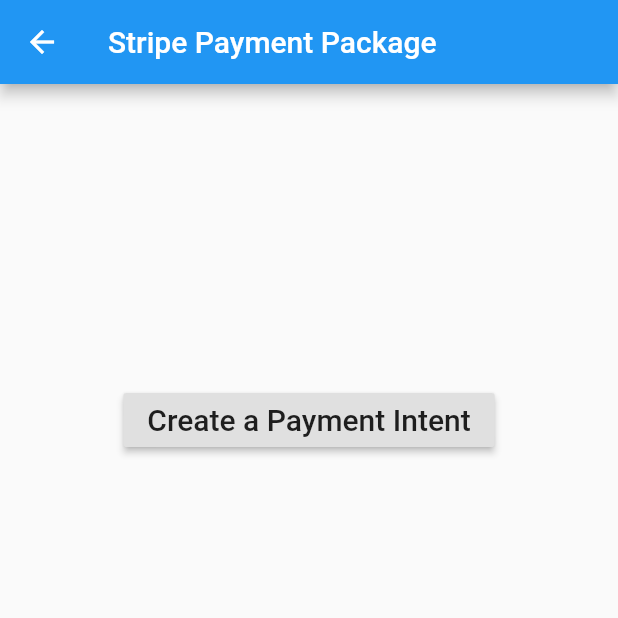
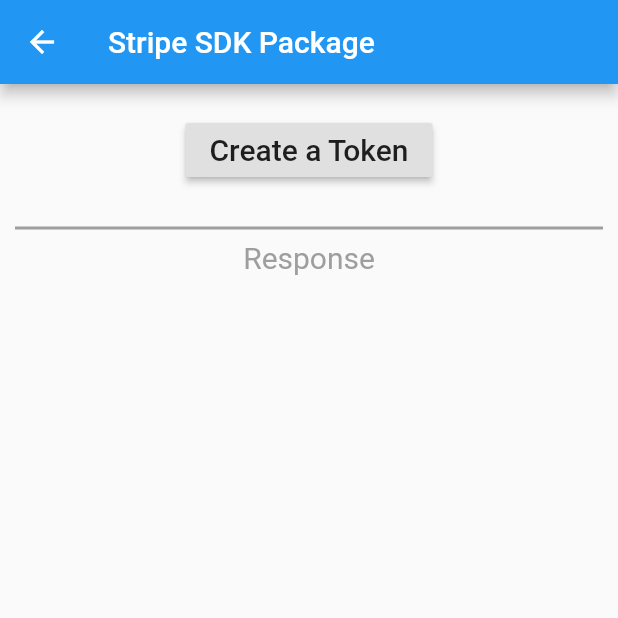
Before and after one commit to psygo/stripe_dart_lab, a Flutter app: the screen it shows after launch, after a tap on "Stripe SDK", on a phone screen of 412 x 824 dp, the top half of it. Run offline on Flutter 3.47's test engine with Material 2 defaults, Android fonts, the phone set to English and light mode, and no system bars; missing offline and left inert: stripe, stripe_sdk.

Commit message:
infrastructure for testing API requests and seeing the response on the screen

````diff
--- a/example/lib/screens/lib_choice_screen.dart
+++ b/example/lib/screens/lib_choice_screen.dart
@@ -1,11 +1,10 @@
 import "package:flutter/material.dart";
 
+import "../widgets/custom_button.dart";
 import "stripe_payment_screen.dart";
 import "stripe_sdk_screen.dart";
 
 class LibChoiceScreen extends StatelessWidget {
-  static const TextStyle buttonTextStyle = TextStyle(fontSize: 20);
-
   const LibChoiceScreen();
 
   @override
@@ -19,8 +18,8 @@ class LibChoiceScreen extends StatelessWidget {
           crossAxisAlignment: CrossAxisAlignment.center,
           children: <Widget>[
             const SizedBox(height: 200),
-            RaisedButton(
-              child: const Text("Stripe Payment", style: buttonTextStyle),
+            CustomButton(
+              text: "Stripe Payment",
               onPressed: () => Navigator.of(context).push(
                 MaterialPageRoute(
                   builder: (_) => const StripePaymentScreen(),
@@ -28,8 +27,8 @@ class LibChoiceScreen extends StatelessWidget {
               ),
             ),
             const SizedBox(height: 30),
-            RaisedButton(
-              child: const Text("Stripe SDK", style: buttonTextStyle),
+            CustomButton(
+              text: "Stripe SDK",
               onPressed: () => Navigator.of(context).push(
                 MaterialPageRoute(
                   builder: (_) => const StripeSdkScreen(),
--- a/example/lib/screens/stripe_payment_screen.dart
+++ b/example/lib/screens/stripe_payment_screen.dart
@@ -1,6 +1,6 @@
 import "package:flutter/material.dart";
 
-import "lib_choice_screen.dart";
+import "../widgets/custom_button.dart";
 
 class StripePaymentScreen extends StatelessWidget {
   const StripePaymentScreen();
@@ -15,11 +15,8 @@ class StripePaymentScreen extends StatelessWidget {
         child: Column(
           children: <Widget>[
             const SizedBox(height: 200),
-            RaisedButton(
-              child: const Text(
-                "Create a Payment Intent",
-                style: LibChoiceScreen.buttonTextStyle,
-              ),
+            CustomButton(
+              text: "Create a Payment Intent",
               onPressed: () {},
             ),
           ],
--- a/example/lib/screens/stripe_sdk_screen.dart
+++ b/example/lib/screens/stripe_sdk_screen.dart
@@ -1,30 +1,91 @@
 import "package:flutter/material.dart";
+import "package:stripe_sdk/stripe_sdk.dart";
 
-import "package:stripe_dart_lab_example/screens/lib_choice_screen.dart";
+import "../utils/environment_config.dart";
+import "../widgets/custom_button.dart";
 
-class StripeSdkScreen extends StatelessWidget {
+class StripeSdkScreen extends StatefulWidget {
   const StripeSdkScreen();
+
+  @override
+  _StripeSdkScreenState createState() => _StripeSdkScreenState();
+}
+
+class _StripeSdkScreenState extends State<StripeSdkScreen> {
+  final StripeApi stripeApi = StripeApi(EnvironmentConfig.pk_test);
+
+  String responseText = "";
 
   @override
   Widget build(_) {
     return Scaffold(
       appBar: AppBar(
-        title: const Text("Stripe Payment Package"),
+        title: const Text("Stripe SDK Package"),
       ),
       body: Center(
         child: Column(
           children: <Widget>[
-            const SizedBox(height: 200),
-            RaisedButton(
-              child: const Text(
-                "Create a Payment Intent",
-                style: LibChoiceScreen.buttonTextStyle,
+            Container(
+              padding: const EdgeInsets.symmetric(vertical: 20),
+              child: Column(
+                children: <Widget>[
+                  CustomButton(
+                    text: "Create a Token",
+                    onPressed: createToken,
+                  ),
+                ],
               ),
-              onPressed: () {},
+            ),
+            const Divider(
+              color: Colors.grey,
+              thickness: 2,
+              indent: 10,
+              endIndent: 10,
+            ),
+            const Text(
+              "Response",
+              style: TextStyle(color: Colors.grey, fontSize: 20),
+            ),
+            const SizedBox(height: 30),
+            Container(
+              height: 400,
+              child: ListView(
+                padding: const EdgeInsets.symmetric(horizontal: 10),
+                children: <Widget>[
+                  Center(
+                    child: Text(
+                      responseText,
+                      style: const TextStyle(fontSize: 17),
+                    ),
+                  ),
+                ],
+              ),
             ),
           ],
         ),
       ),
     );
   }
+
+  String formatJson(String json) {
+    return json
+        .replaceAll(": {", ":\n    {")
+        .replaceAll("{", "{\n    ")
+        .replaceAll("}", "\n}\n")
+        .replaceAll(",", ",\n  ");
+  }
+
+  Future<void> createToken() async {
+    const Map<String, Object> card = {
+      "number": "4242424242424242",
+      "exp_month": 1,
+      "exp_year": 2022,
+      "cvc": 314
+    };
+    final Map<String, dynamic> token =
+        await stripeApi.createToken({"card": card});
+    setState(() {
+      responseText = formatJson(token.toString());
+    });
+  }
 }
--- /dev/null
+++ b/example/lib/utils/environment_config.dart
@@ -0,0 +1,9 @@
+/// You can either use the `.vscode/launch.json` file or use the following
+/// command on the terminal:
+///
+/// ```sh
+/// flutter run --dart-define=STRIPE_PK_TEST=pk_test_xxx -d <device_name>
+/// ```
+abstract class EnvironmentConfig {
+  static const String pk_test = String.fromEnvironment("STRIPE_PK_TEST");
+}
--- /dev/null
+++ b/example/lib/widgets/custom_button.dart
@@ -0,0 +1,22 @@
+import "package:flutter/material.dart";
+
+class CustomButton extends StatelessWidget {
+  final String text;
+  final VoidCallback onPressed;
+
+  const CustomButton({
+    @required this.text,
+    @required this.onPressed,
+  });
+
+  @override
+  Widget build(_) {
+    return RaisedButton(
+      child: Text(
+        text,
+        style: const TextStyle(fontSize: 20),
+      ),
+      onPressed: onPressed,
+    );
+  }
+}
````
